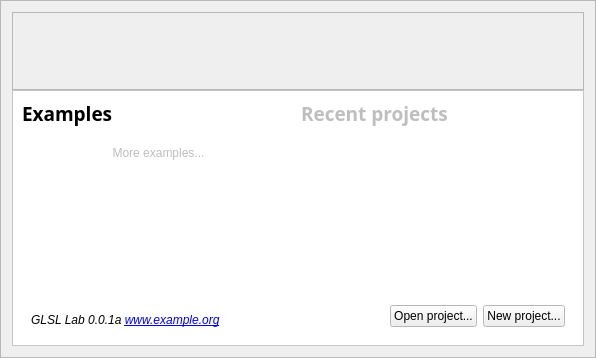
First picture: the form in app/welcome.ui, repository tonttu/Shaderkit, before the edit.
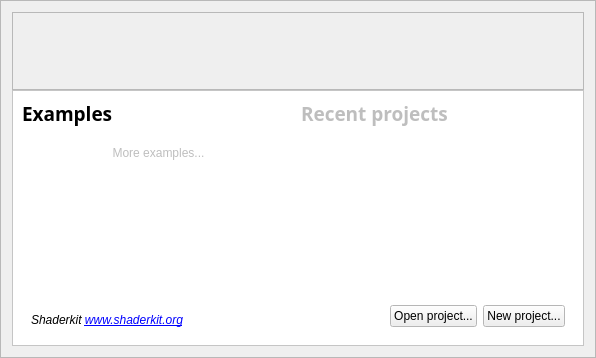
Second picture: the form after the edit. Icons and pictures are not drawn.

Commit message: Rename to Shaderkit

The edit to the form file:
```diff
--- a/app/welcome.ui
+++ b/app/welcome.ui
@@ -6,7 +6,7 @@
    <rect>
     <x>0</x>
     <y>0</y>
-    <width>592</width>
+    <width>594</width>
     <height>358</height>
    </rect>
   </property>
@@ -279,7 +279,7 @@
             </font>
            </property>
            <property name="text">
-            <string>GLSL Lab 0.0.1a &lt;a href=&quot;http://google.com/&quot;&gt;www.example.org&lt;/a&gt;</string>
+            <string>Shaderkit &lt;a href=&quot;http://www.shaderkit.org/&quot;&gt;www.shaderkit.org&lt;/a&gt;</string>
            </property>
            <property name="alignment">
             <set>Qt::AlignBottom|Qt::AlignLeading|Qt::AlignLeft</set>
```
Left out of the diff: 2 changed lines with no effect on the pictures. The commit also changes 117 other files.
